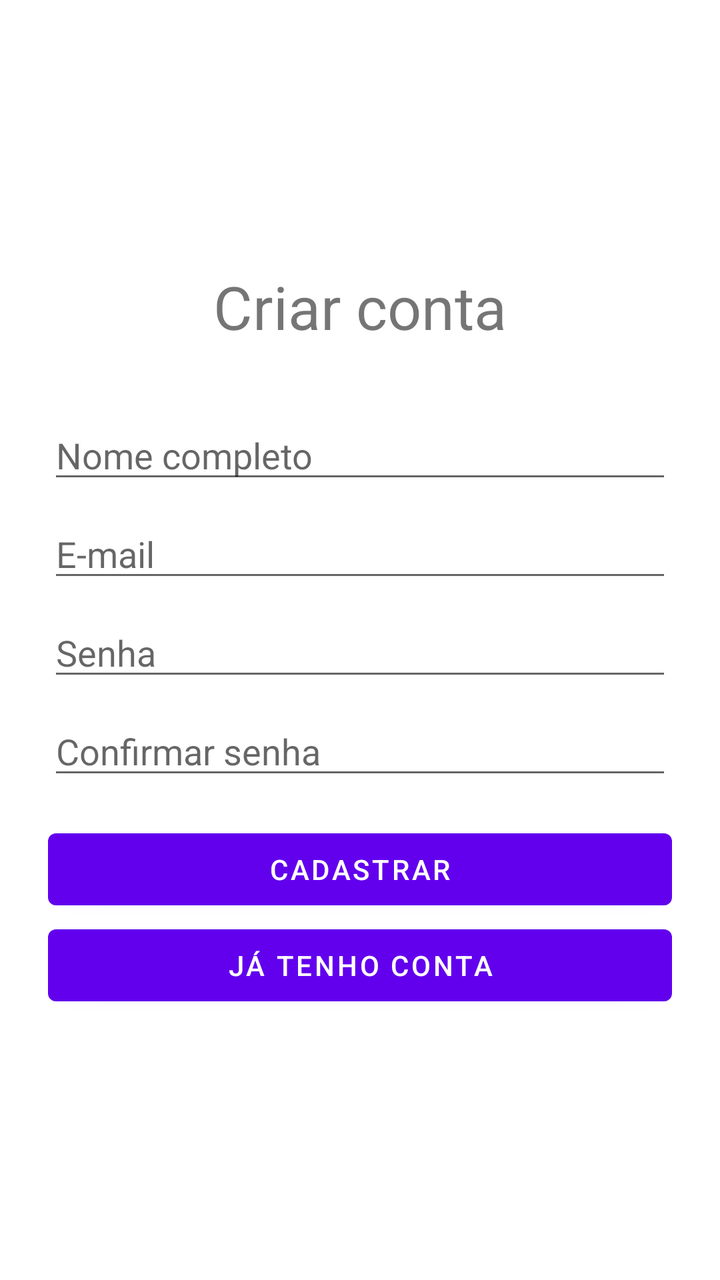
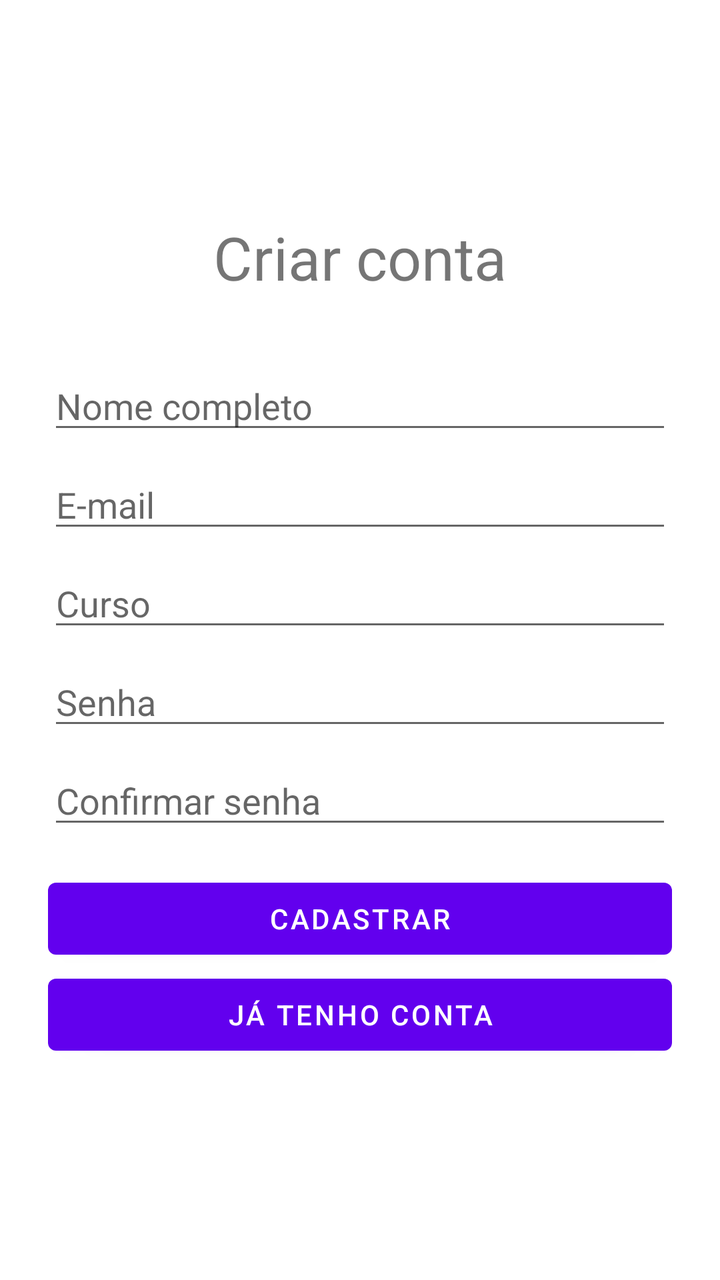

Screens rendered from an Android XML layout before and after an edit, with the pre-edit source and the edit as a unified diff.
<!-- AndroidManifest.xml: application theme Theme.CampusHub -->
<!-- res/layout/activity_register.xml -->
<?xml version="1.0" encoding="utf-8"?>
<LinearLayout xmlns:android="http://schemas.android.com/apk/res/android"
    android:layout_width="match_parent"
    android:layout_height="match_parent"
    android:gravity="center"
    android:orientation="vertical"
    android:padding="24dp">

    <TextView
        android:layout_width="wrap_content"
        android:layout_height="wrap_content"
        android:layout_marginBottom="32dp"
        android:text="Criar conta"
        android:textSize="30sp" />

    <EditText
        android:id="@+id/editNome"
        android:layout_width="match_parent"
        android:layout_height="wrap_content"
        android:hint="Nome completo"
        android:inputType="textPersonName" />

    <EditText
        android:id="@+id/editEmail"
        android:layout_width="match_parent"
        android:layout_height="wrap_content"
        android:layout_marginTop="8dp"
        android:hint="E-mail"
        android:inputType="textEmailAddress" />


    <EditText
        android:id="@+id/editSenha"
        android:layout_width="match_parent"
        android:layout_height="wrap_content"
        android:layout_marginTop="8dp"
        android:hint="Senha"
        android:inputType="textPassword" />

    <EditText
        android:id="@+id/editConfirmarSenha"
        android:layout_width="match_parent"
        android:layout_height="wrap_content"
        android:layout_marginTop="8dp"
        android:hint="Confirmar senha"
        android:inputType="textPassword" />

    <Button
        android:id="@+id/btnCadastrar"
        android:layout_width="match_parent"
        android:layout_height="wrap_content"
        android:layout_marginTop="16dp"
        android:text="Cadastrar" />

    <Button
        android:id="@+id/btnVoltarLogin"
        android:layout_width="match_parent"
        android:layout_height="wrap_content"
        android:text="Já tenho conta" />

</LinearLayout>
<!-- resources referenced by this layout -->
<resources>
  <style name="Theme.CampusHub" parent="Theme.MaterialComponents.DayNight.DarkActionBar">
          
          <item name="colorPrimary">@color/purple_500</item>
          <item name="colorPrimaryVariant">@color/purple_700</item>
          <item name="colorOnPrimary">@color/white</item>
          
          <item name="colorSecondary">@color/teal_200</item>
          <item name="colorSecondaryVariant">@color/teal_700</item>
          <item name="colorOnSecondary">@color/black</item>
          
          <item name="android:statusBarColor">?attr/colorPrimaryVariant</item>
          
      </style>
  <color name="purple_500">#FF6200EE</color>
  <color name="purple_700">#FF3700B3</color>
  <color name="white">#FFFFFFFF</color>
  <color name="teal_200">#FF03DAC5</color>
  <color name="teal_700">#FF018786</color>
  <color name="black">#FF000000</color>
</resources>

<!-- the commit's change to res/layout/activity_register.xml (unified diff, before → after) -->
@@ -28,6 +28,13 @@
         android:hint="E-mail"
         android:inputType="textEmailAddress" />
 
+    <EditText
+        android:id="@+id/editCurso"
+        android:layout_width="match_parent"
+        android:layout_height="wrap_content"
+        android:layout_marginTop="8dp"
+        android:hint="Curso"
+        android:inputType="text" />
 
     <EditText
         android:id="@+id/editSenha"
